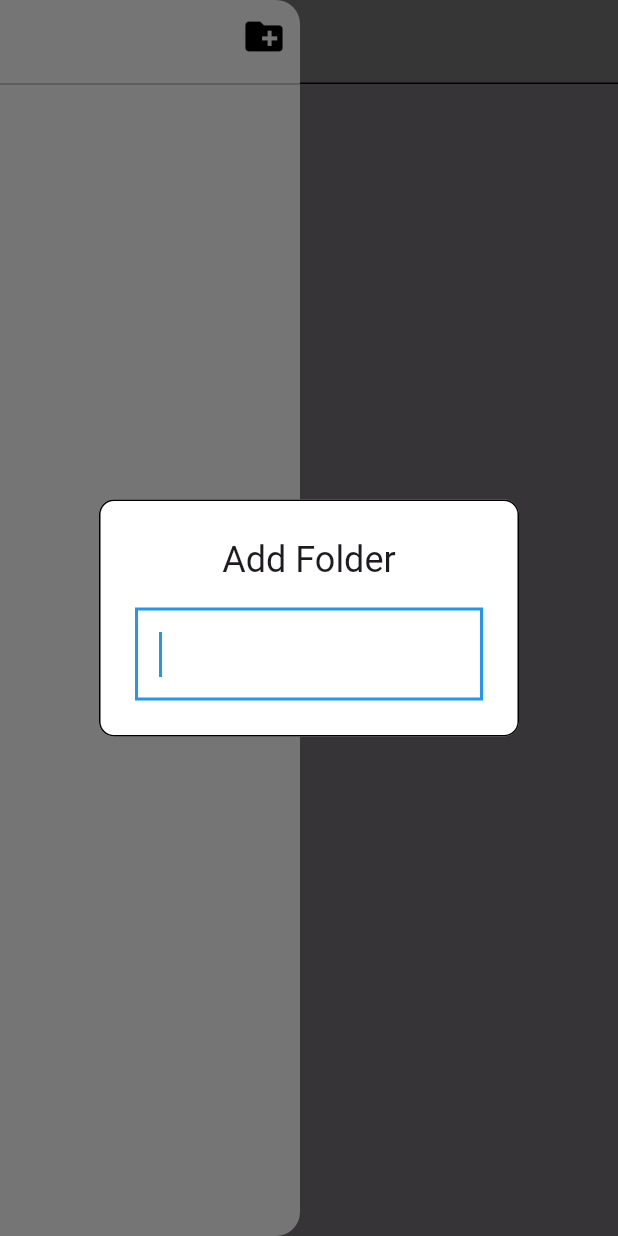
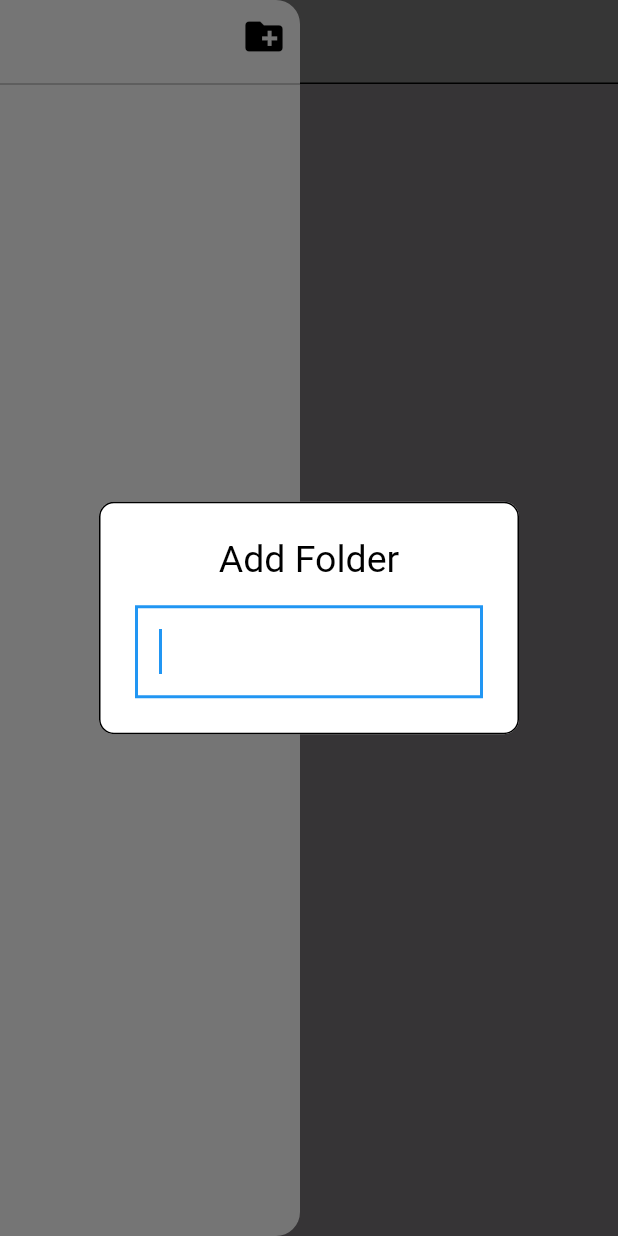
Before and after one commit to kurioku/todo_app, a Flutter app: the screen it shows after launch, in the side drawer, after a tap on the "create new folder" icon, on a phone screen of 412 x 824 dp. Run offline on Flutter 3.47's test engine with Material 3 defaults, Android fonts, the phone set to English and light mode, and no system bars; our stand-ins replace flutter_hooks.

Commit message:
fixed hard coded styles

```diff
--- a/lib/theme/theme.dart
+++ b/lib/theme/theme.dart
@@ -13,6 +13,7 @@ final lightTheme = ThemeData.light().copyWith(
   ),
   dividerTheme: const DividerThemeData(color: Colors.black26),
   dialogTheme: const DialogTheme(
+    titleTextStyle: TextStyle(color: Colors.black, fontSize: 25),
     shape: RoundedRectangleBorder(
       borderRadius: BorderRadius.all(
         Radius.circular(10),
@@ -24,6 +25,9 @@ final lightTheme = ThemeData.light().copyWith(
     border: OutlineInputBorder(
       borderRadius: BorderRadius.all(Radius.zero),
     ),
+  ),
+  textTheme: const TextTheme(
+    bodyLarge: TextStyle(fontSize: 20, color: Colors.black),
   ),
 );
 
@@ -55,4 +59,5 @@ final darkTheme = ThemeData.dark().copyWith(
       borderRadius: BorderRadius.all(Radius.zero),
     ),
   ),
+  textTheme: const TextTheme(bodyLarge: TextStyle(fontSize: 20)),
 );
--- a/lib/widget/add_folder.dart
+++ b/lib/widget/add_folder.dart
@@ -30,9 +30,6 @@ class AddFolder extends StatelessWidget {
                   if (value.isNotEmpty) addFolder(value);
                   Navigator.pop(context);
                 },
-                style: const TextStyle(
-                  fontSize: 20,
-                ),
               ),
             );
           },
--- a/lib/widget/add_todo.dart
+++ b/lib/widget/add_todo.dart
@@ -27,9 +27,6 @@ class AddTodo extends StatelessWidget {
                   if (value.isNotEmpty) addTodo(value);
                   Navigator.pop(context);
                 },
-                style: const TextStyle(
-                  fontSize: 20,
-                ),
               ),
             );
           },
--- a/lib/widget/edit_folder.dart
+++ b/lib/widget/edit_folder.dart
@@ -45,9 +45,6 @@ class EditFolder extends HookWidget {
           if (value.isNotEmpty) folderTitle(value);
           Navigator.pop(context);
         },
-        style: const TextStyle(
-          fontSize: 20,
-        ),
       ),
     );
   }
--- a/lib/widget/edit_todo.dart
+++ b/lib/widget/edit_todo.dart
@@ -29,9 +29,6 @@ class EditTodo extends HookWidget {
           if (value.isNotEmpty) todoTitle(value);
           Navigator.pop(context);
         },
-        style: const TextStyle(
-          fontSize: 20,
-        ),
       ),
     );
   }
```
Also changed, not shown: lib/widget/list_folder.dart (+1 -6 lines), lib/widget/list_todo.dart (+2 -12 lines).
